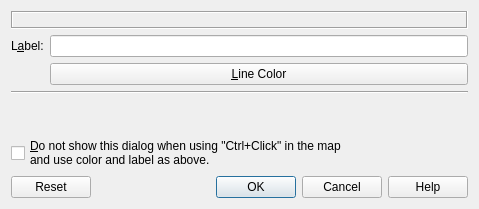
This is src/marker/distancemarkerdialog.ui in albar965/littlenavmap as Qt 5 draws it before an edit. The edited form follows.
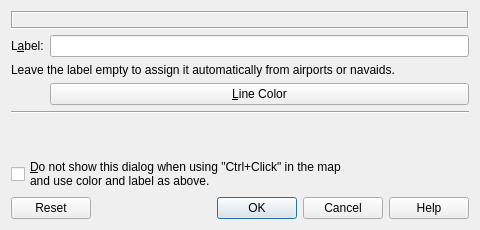
This is the edited form.

Commit message:
Added hints for empty marker fields
Fixed issue where "do not show again" was not reset for delete marker questions
Added confirmation dialogs when deleting logbook entries and userpoints.

Diff of the .ui file:
```diff
--- a/src/marker/distancemarkerdialog.ui
+++ b/src/marker/distancemarkerdialog.ui
@@ -6,21 +6,44 @@
    <rect>
     <x>0</x>
     <y>0</y>
-    <width>479</width>
-    <height>209</height>
+    <width>480</width>
+    <height>230</height>
    </rect>
   </property>
   <property name="windowTitle">
    <string>Little Navmap - Add Measurement Line</string>
   </property>
   <layout class="QGridLayout" name="gridLayout">
-   <item row="5" column="0" colspan="2">
+   <item row="4" column="1">
+    <widget class="QPushButton" name="pushButtonDistanceMarkerColor">
+     <property name="toolTip">
+      <string>Color for the range rings.</string>
+     </property>
+     <property name="text">
+      <string>&amp;Line Color</string>
+     </property>
+    </widget>
+   </item>
+   <item row="6" column="0" colspan="2">
     <widget class="Line" name="line_3">
      <property name="orientation">
       <enum>Qt::Horizontal</enum>
      </property>
     </widget>
    </item>
+   <item row="7" column="1">
+    <spacer name="verticalSpacer">
+     <property name="orientation">
+      <enum>Qt::Vertical</enum>
+     </property>
+     <property name="sizeHint" stdset="0">
+      <size>
+       <width>20</width>
+       <height>40</height>
+      </size>
+     </property>
+    </spacer>
+   </item>
    <item row="2" column="1">
     <widget class="QLineEdit" name="lineEditDistanceMarkerLabel">
      <property name="toolTip">
@@ -34,6 +57,20 @@
      </property>
     </widget>
    </item>
+   <item row="9" column="0" colspan="2">
+    <widget class="QCheckBox" name="checkBoxDistanceMarkerDoNotShow">
+     <property name="toolTip">
+      <string>Places a range ring with the set radii and color when shift-clicking into the map without showing this dialog.</string>
+     </property>
+     <property name="text">
+      <string>&amp;Do not show this dialog when using &quot;Ctrl+Click&quot; in the map
+and use color and label as above.</string>
+     </property>
+     <property name="checked">
+      <bool>false</bool>
+     </property>
+    </widget>
+   </item>
    <item row="2" column="0">
     <widget class="QLabel" name="labelDistanceMarkerLabel">
      <property name="text">
@@ -44,6 +81,16 @@
      </property>
     </widget>
    </item>
+   <item row="11" column="0" colspan="2">
+    <widget class="QDialogButtonBox" name="buttonBoxDistanceMarker">
+     <property name="orientation">
+      <enum>Qt::Horizontal</enum>
+     </property>
+     <property name="standardButtons">
+      <set>QDialogButtonBox::Cancel|QDialogButtonBox::Help|QDialogButtonBox::Ok|QDialogButtonBox::Reset</set>
+     </property>
+    </widget>
+   </item>
    <item row="0" column="0" colspan="2">
     <widget class="QLabel" name="labelDistanceMarkerHeader">
      <property name="frameShape">
@@ -66,50 +113,16 @@
      </property>
     </widget>
    </item>
-   <item row="3" column="1">
-    <widget class="QPushButton" name="pushButtonDistanceMarkerColor">
-     <property name="toolTip">
-      <string>Color for the range rings.</string>
-     </property>
+   <item row="3" column="0" colspan="2">
+    <widget class="QLabel" name="labelDistanceMarkerHint">
      <property name="text">
-      <string>&amp;Line Color</string>
+      <string>Leave the label empty to assign it automatically from airports or navaids.</string>
      </property>
-    </widget>
-   </item>
-   <item row="8" column="0" colspan="2">
-    <widget class="QCheckBox" name="checkBoxDistanceMarkerDoNotShow">
-     <property name="toolTip">
-      <string>Places a range ring with the set radii and color when shift-clicking into the map without showing this dialog.</string>
+     <property name="wordWrap">
+      <bool>true</bool>
      </property>
-     <property name="text">
-      <string>&amp;Do not show this dialog when using &quot;Ctrl+Click&quot; in the map
-and use color and label as above.</string>
-     </property>
-     <property name="checked">
-      <bool>false</bool>
-     </property>
-    </widget>
-   </item>
-   <item row="6" column="1">
-    <spacer name="verticalSpacer">
-     <property name="orientation">
-      <enum>Qt::Vertical</enum>
-     </property>
-     <property name="sizeHint" stdset="0">
-      <size>
-       <width>20</width>
-       <height>40</height>
-      </size>
-     </property>
-    </spacer>
-   </item>
-   <item row="10" column="0" colspan="2">
-    <widget class="QDialogButtonBox" name="buttonBoxDistanceMarker">
-     <property name="orientation">
-      <enum>Qt::Horizontal</enum>
-     </property>
-     <property name="standardButtons">
-      <set>QDialogButtonBox::Cancel|QDialogButtonBox::Help|QDialogButtonBox::Ok|QDialogButtonBox::Reset</set>
+     <property name="buddy">
+      <cstring>lineEditDistanceMarkerLabel</cstring>
      </property>
     </widget>
    </item>
```
The commit also changes 8 other files.
